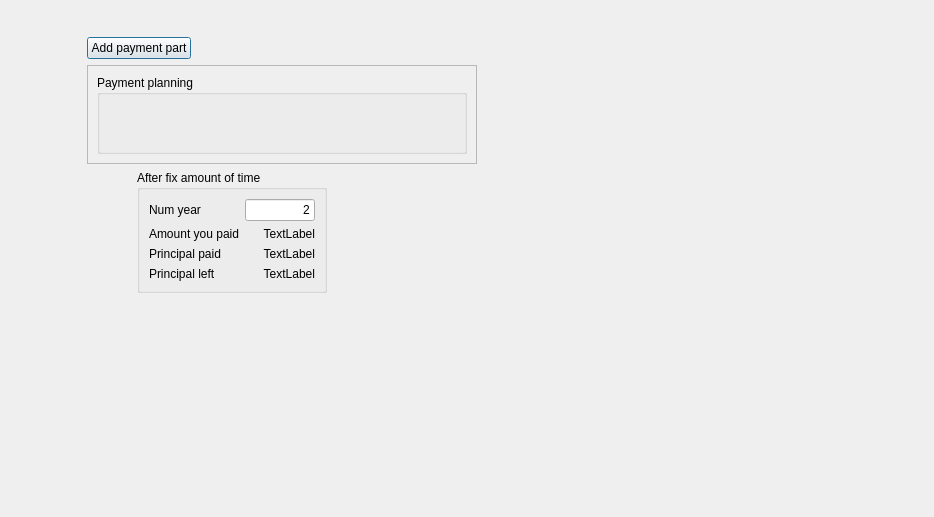
First picture: the form in Planner.ui, repository mhtrinh/mortgage-calculator, before the edit.
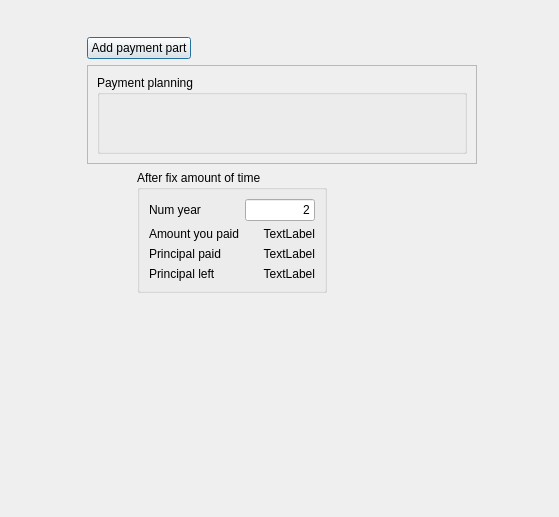
Second picture: the form after the edit.

The edit to the form file:
```diff
--- a/Planner.ui
+++ b/Planner.ui
@@ -6,7 +6,7 @@
    <rect>
     <x>0</x>
     <y>0</y>
-    <width>934</width>
+    <width>559</width>
     <height>517</height>
    </rect>
   </property>
```
